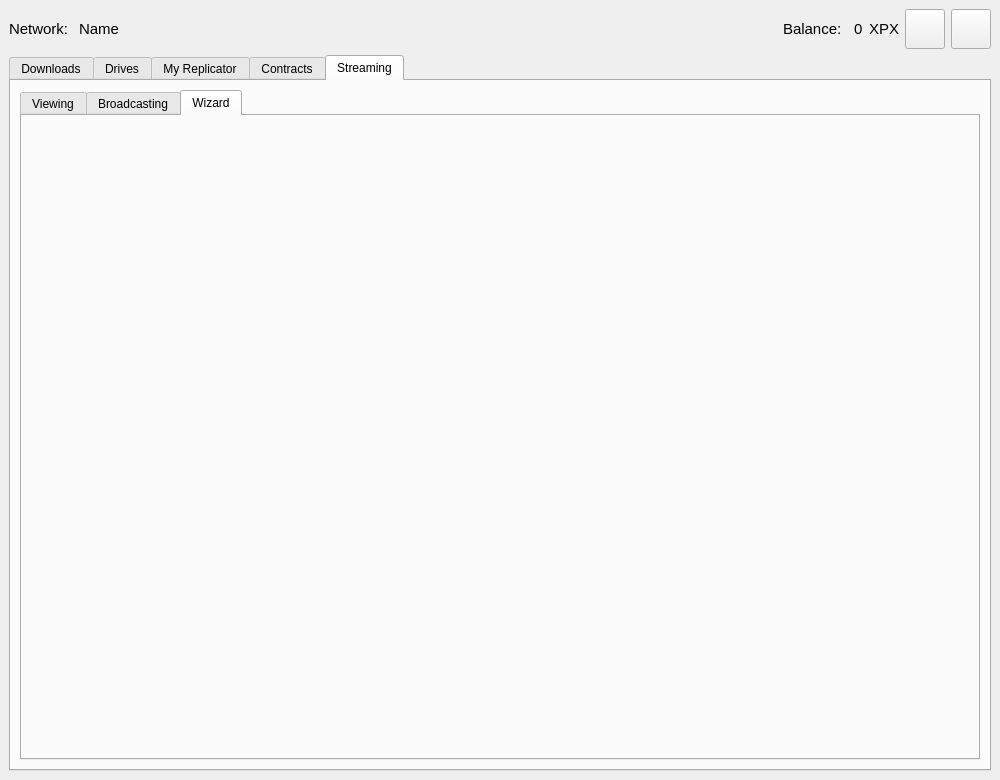
Qt form UserApp/mainwin.ui (proximax-storage/cpp-xpx-storage-user-app) before a commit.
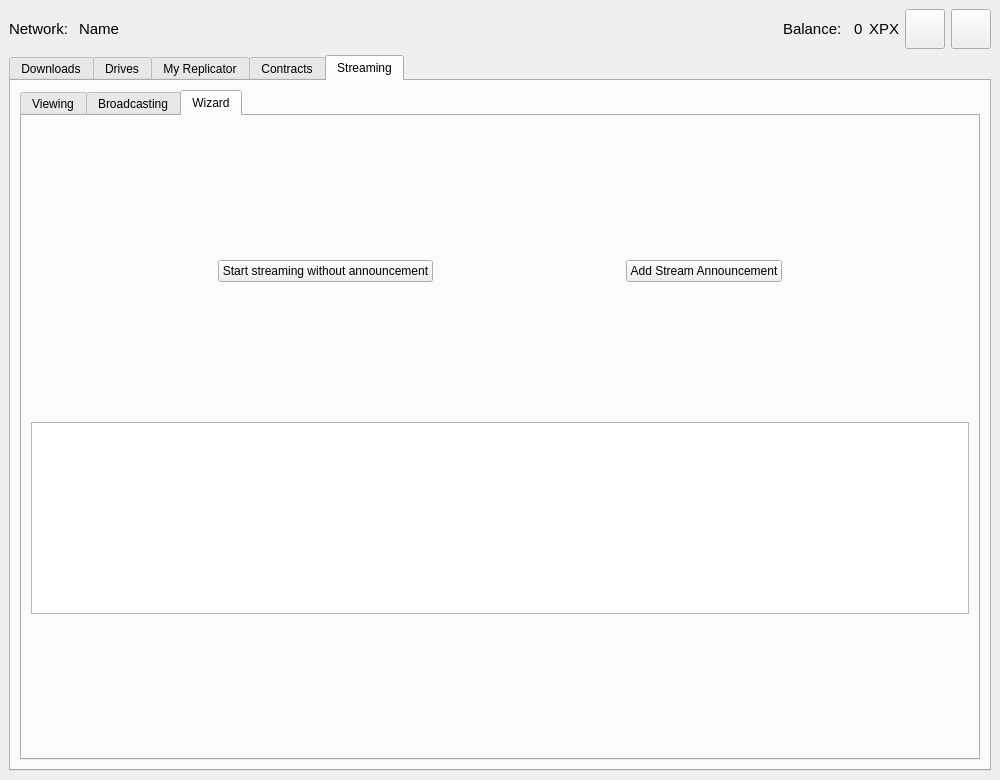
The same form after that commit.

```diff
--- a/UserApp/mainwin.ui
+++ b/UserApp/mainwin.ui
@@ -1870,17 +1870,114 @@
            <attribute name="title">
             <string>Wizard</string>
            </attribute>
-           <widget class="QWidget" name="verticalLayoutWidget">
-            <property name="geometry">
-             <rect>
-              <x>3</x>
-              <y>15</y>
-              <width>905</width>
-              <height>573</height>
-             </rect>
-            </property>
-            <layout class="QVBoxLayout" name="verticalLayout_6"/>
-           </widget>
+           <layout class="QHBoxLayout" name="horizontalLayout_24">
+            <item>
+             <layout class="QVBoxLayout" name="verticalLayout_6">
+              <item>
+               <spacer name="verticalSpacer_6">
+                <property name="orientation">
+                 <enum>Qt::Vertical</enum>
+                </property>
+                <property name="sizeHint" stdset="0">
+                 <size>
+                  <width>20</width>
+                  <height>40</height>
+                 </size>
+                </property>
+               </spacer>
+              </item>
+              <item>
+               <layout class="QHBoxLayout" name="horizontalLayout_26">
+                <item>
+                 <spacer name="horizontalSpacer_14">
+                  <property name="orientation">
+                   <enum>Qt::Horizontal</enum>
+                  </property>
+                  <property name="sizeHint" stdset="0">
+                   <size>
+                    <width>40</width>
+                    <height>20</height>
+                   </size>
+                  </property>
+                 </spacer>
+                </item>
+                <item>
+                 <widget class="QPushButton" name="m_wizardStartStreamingBtn">
+                  <property name="text">
+                   <string>Start streaming without announcement</string>
+                  </property>
+                 </widget>
+                </item>
+                <item>
+                 <spacer name="horizontalSpacer_16">
+                  <property name="orientation">
+                   <enum>Qt::Horizontal</enum>
+                  </property>
+                  <property name="sizeHint" stdset="0">
+                   <size>
+                    <width>40</width>
+                    <height>20</height>
+                   </size>
+                  </property>
+                 </spacer>
+                </item>
+                <item>
+                 <widget class="QPushButton" name="m_wizardAddStreamAnnouncementBtn">
+                  <property name="text">
+                   <string>Add Stream Announcement</string>
+                  </property>
+                 </widget>
+                </item>
+                <item>
+                 <spacer name="horizontalSpacer_17">
+                  <property name="orientation">
+                   <enum>Qt::Horizontal</enum>
+                  </property>
+                  <property name="sizeHint" stdset="0">
+                   <size>
+                    <width>40</width>
+                    <height>20</height>
+                   </size>
+                  </property>
+                 </spacer>
+                </item>
+               </layout>
+              </item>
+              <item>
+               <spacer name="verticalSpacer_5">
+                <property name="orientation">
+                 <enum>Qt::Vertical</enum>
+                </property>
+                <property name="sizeType">
+                 <enum>QSizePolicy::MinimumExpanding</enum>
+                </property>
+                <property name="sizeHint" stdset="0">
+                 <size>
+                  <width>20</width>
+                  <height>10</height>
+                 </size>
+                </property>
+               </spacer>
+              </item>
+              <item>
+               <widget class="QTableWidget" name="tableWidget"/>
+              </item>
+              <item>
+               <spacer name="verticalSpacer">
+                <property name="orientation">
+                 <enum>Qt::Vertical</enum>
+                </property>
+                <property name="sizeHint" stdset="0">
+                 <size>
+                  <width>20</width>
+                  <height>40</height>
+                 </size>
+                </property>
+               </spacer>
+              </item>
+             </layout>
+            </item>
+           </layout>
           </widget>
          </widget>
         </item>
```
